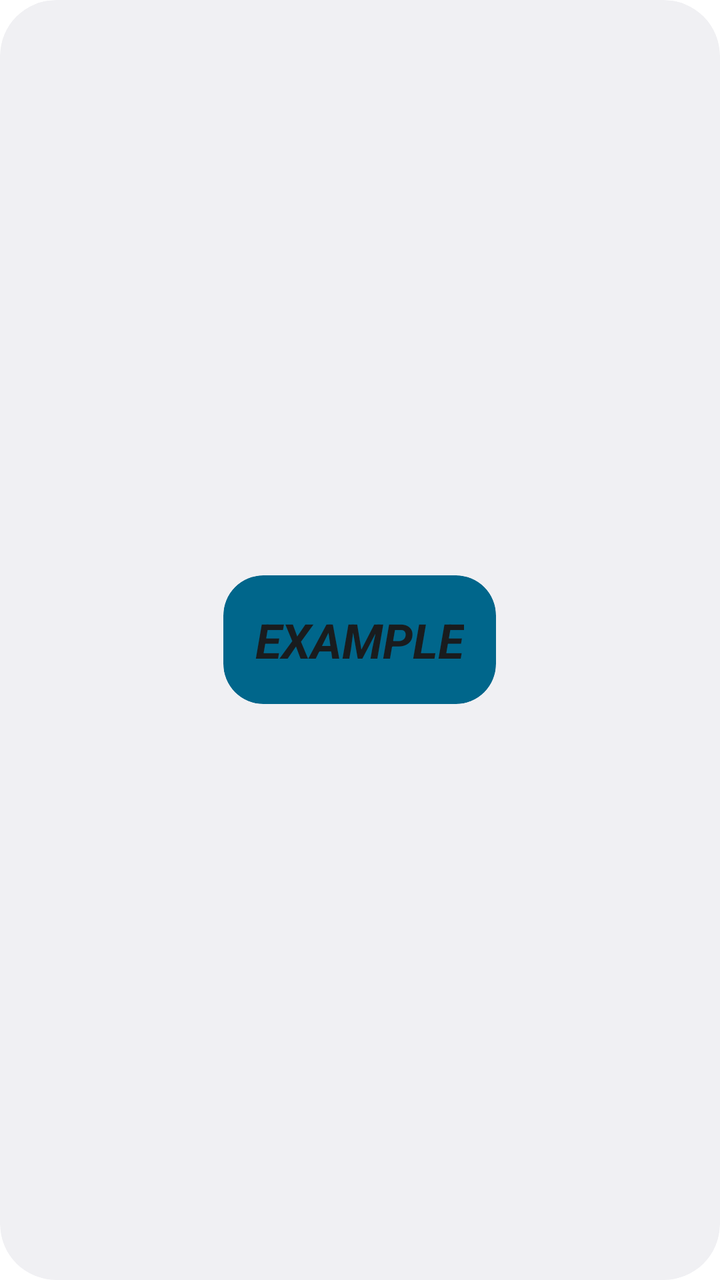
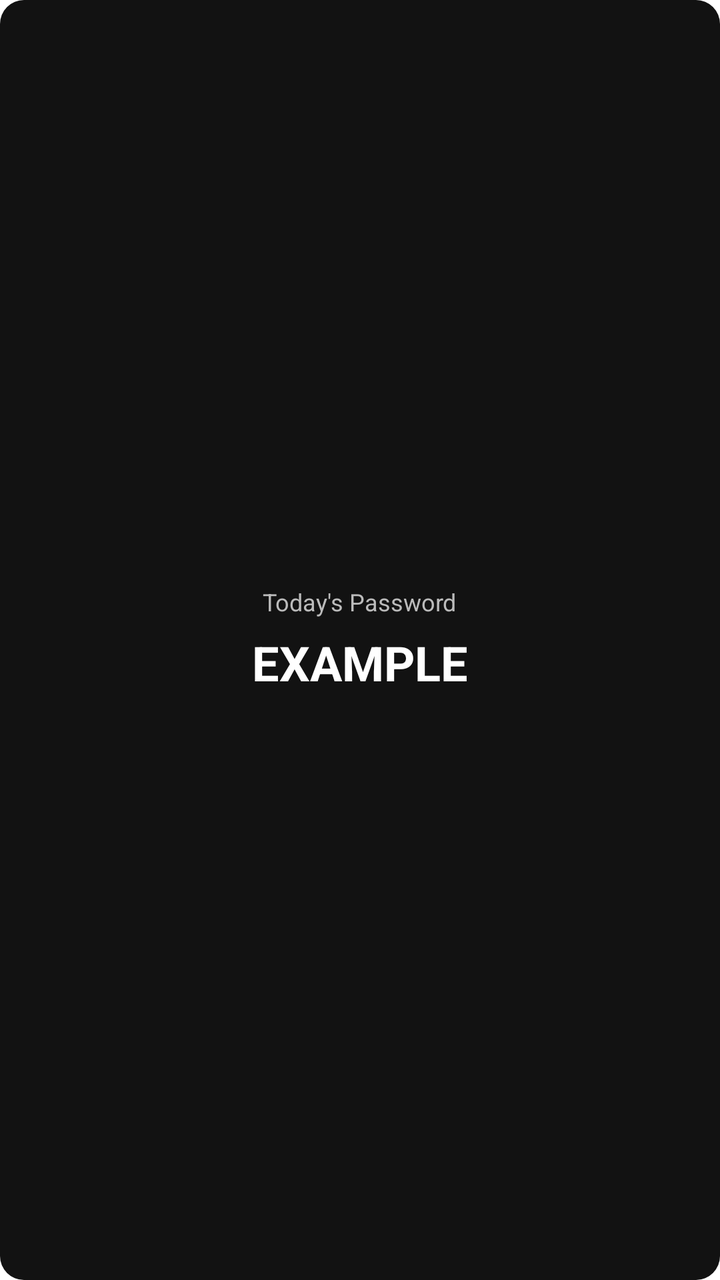

An Android layout rendered at two revisions. The XML below is the earlier revision; the diff shows what the commit changed to produce the second picture.
<!-- AndroidManifest.xml: fallback theme Theme.MaterialComponents.DayNight.NoActionBar -->
<!-- res/layout/kaal_pass_widget.xml -->
<RelativeLayout xmlns:android="http://schemas.android.com/apk/res/android"
    style="@style/Widget.Android.AppWidget.Container"
    android:layout_width="match_parent"
    android:layout_height="match_parent"
    android:theme="@style/Theme.Android.AppWidgetContainer">

    <TextView
        android:id="@+id/text_id"
        style="@style/Widget.Android.AppWidget.InnerView"
        android:layout_width="wrap_content"
        android:layout_height="wrap_content"
        android:layout_centerHorizontal="true"
        android:layout_centerVertical="true"
        android:layout_margin="8dp"
        android:contentDescription="@string/appwidget_text"
        android:text="@string/appwidget_text"
        android:textSize="24sp"
        android:textStyle="bold|italic" />
</RelativeLayout>
<!-- resources referenced by this layout -->
<resources>
  <string name="appwidget_text">EXAMPLE</string>
  <style name="Theme.Android.AppWidgetContainer" parent="Theme.Android.AppWidgetContainerParent">
          
          <item name="appWidgetPadding">16dp</item>
      </style>
  <style name="Widget.Android.AppWidget.Container" parent="android:Widget">
          <item name="android:id">@android:id/background</item>
          <item name="android:background">?android:attr/colorBackground</item>
      </style>
  <style name="Widget.Android.AppWidget.InnerView" parent="android:Widget">
          <item name="android:background">?android:attr/colorBackground</item>
          <item name="android:textColor">?android:attr/textColorPrimary</item>
      </style>
  <style name="Theme.Android.AppWidgetContainerParent" parent="@android:style/Theme.DeviceDefault">
          
          <item name="appWidgetRadius">16dp</item>
          
          <item name="appWidgetInnerRadius">8dp</item>
      </style>
</resources>

<!-- the commit's change to res/layout/kaal_pass_widget.xml (unified diff, before → after) -->
@@ -1,19 +1,31 @@
-<RelativeLayout xmlns:android="http://schemas.android.com/apk/res/android"
-    style="@style/Widget.Android.AppWidget.Container"
+<LinearLayout xmlns:android="http://schemas.android.com/apk/res/android"
+    android:orientation="vertical"
     android:layout_width="match_parent"
     android:layout_height="match_parent"
-    android:theme="@style/Theme.Android.AppWidgetContainer">
+    android:gravity="center"
+    android:background="@drawable/widget_bg"
+    android:padding="12dp">
 
+    
+    <TextView
+        android:id="@+id/label_id"
+        android:layout_width="wrap_content"
+        android:layout_height="wrap_content"
+        android:text="Today's Password"
+        android:textColor="#BBBBBB"
+        android:textSize="12sp"
+        android:layout_marginBottom="6dp" />
+    
+    
     <TextView
         android:id="@+id/text_id"
-        style="@style/Widget.Android.AppWidget.InnerView"
         android:layout_width="wrap_content"
         android:layout_height="wrap_content"
-        android:layout_centerHorizontal="true"
-        android:layout_centerVertical="true"
-        android:layout_margin="8dp"
-        android:contentDescription="@string/appwidget_text"
         android:text="@string/appwidget_text"
+        android:textColor="#FFFFFF"
         android:textSize="24sp"
-        android:textStyle="bold|italic" />
-</RelativeLayout>
+        android:textStyle="bold"
+        android:gravity="center"
+        android:contentDescription="Password value" />
+
+</LinearLayout>
<!-- resource entries referenced after the edit -->
@@ -1,23 +1,11 @@
 <!-- resources referenced by this layout -->
 <resources>
+  <!-- drawable widget_bg (drawable) -->
+  <shape xmlns:android="http://schemas.android.com/apk/res/android"
+      android:shape="rectangle">
+      <solid android:color="#121212" />
+      <corners android:radius="12dp" />
+  </shape>
   <string name="appwidget_text">EXAMPLE</string>
-  <style name="Theme.Android.AppWidgetContainer" parent="Theme.Android.AppWidgetContainerParent">
-          
-          <item name="appWidgetPadding">16dp</item>
-      </style>
-  <style name="Widget.Android.AppWidget.Container" parent="android:Widget">
-          <item name="android:id">@android:id/background</item>
-          <item name="android:background">?android:attr/colorBackground</item>
-      </style>
-  <style name="Widget.Android.AppWidget.InnerView" parent="android:Widget">
-          <item name="android:background">?android:attr/colorBackground</item>
-          <item name="android:textColor">?android:attr/textColorPrimary</item>
-      </style>
-  <style name="Theme.Android.AppWidgetContainerParent" parent="@android:style/Theme.DeviceDefault">
-          
-          <item name="appWidgetRadius">16dp</item>
-          
-          <item name="appWidgetInnerRadius">8dp</item>
-      </style>
 </resources>
 
